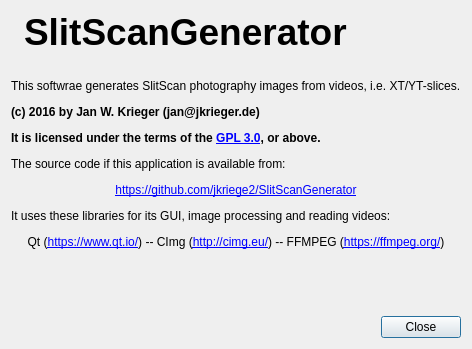
Qt form SlitScanGenerator/aboutbox.ui (jkriege2/SlitScanGenerator) before a commit.
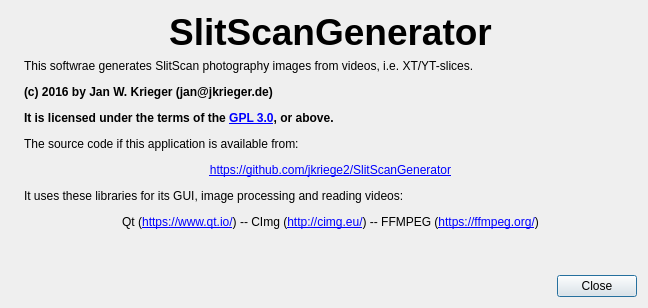
The same form after that commit. Icons and pictures are not drawn.

The edit to the form file:
```diff
--- a/SlitScanGenerator/aboutbox.ui
+++ b/SlitScanGenerator/aboutbox.ui
@@ -6,24 +6,14 @@
    <rect>
     <x>0</x>
     <y>0</y>
-    <width>459</width>
-    <height>349</height>
+    <width>648</width>
+    <height>299</height>
    </rect>
   </property>
   <property name="windowTitle">
    <string>About ...</string>
   </property>
   <layout class="QGridLayout" name="gridLayout" rowstretch="0,1,0" columnstretch="0,1">
-   <item row="0" column="0">
-    <widget class="QLabel" name="label_3">
-     <property name="text">
-      <string/>
-     </property>
-     <property name="pixmap">
-      <pixmap resource="slitscangenerator.qrc">:/icons/icons/info.png</pixmap>
-     </property>
-    </widget>
-   </item>
    <item row="0" column="1">
     <widget class="QLabel" name="label_2">
      <property name="font">
@@ -36,6 +26,9 @@
      <property name="text">
       <string>SlitScanGenerator</string>
      </property>
+     <property name="alignment">
+      <set>Qt::AlignCenter</set>
+     </property>
     </widget>
    </item>
    <item row="2" column="0" colspan="2">
@@ -48,8 +41,8 @@
      </property>
     </widget>
    </item>
-   <item row="1" column="0" colspan="2">
-    <widget class="QLabel" name="label">
+   <item row="1" column="1">
+    <widget class="QLabel" name="labelText">
      <property name="text">
       <string>&lt;html&gt;&lt;head/&gt;&lt;body&gt;&lt;p&gt;This softwrae generates SlitScan photography images from videos, i.e. XT/YT-slices.&lt;/p&gt;&lt;p&gt;&lt;span style=&quot; font-weight:600;&quot;&gt;(c) 2016 by Jan W. Krieger (jan@jkrieger.de)&lt;/span&gt;&lt;/p&gt;&lt;p&gt;&lt;span style=&quot; font-weight:600;&quot;&gt;It is licensed under the terms of the &lt;/span&gt;&lt;a href=&quot;https://www.gnu.org/licenses/gpl-3.0.html&quot;&gt;&lt;span style=&quot; font-weight:600; text-decoration: underline; color:#0000ff;&quot;&gt;GPL 3.0&lt;/span&gt;&lt;/a&gt;&lt;span style=&quot; font-weight:600;&quot;&gt;, or above.&lt;/span&gt;&lt;/p&gt;&lt;p&gt;The source code if this application is available from:&lt;/p&gt;&lt;p align=&quot;center&quot;&gt;&lt;a href=&quot;https://github.com/jkriege2/SlitScanGenerator&quot;&gt;&lt;span style=&quot; text-decoration: underline; color:#0000ff;&quot;&gt;https://github.com/jkriege2/SlitScanGenerator&lt;/span&gt;&lt;/a&gt;&lt;/p&gt;&lt;p&gt;It uses these libraries for its GUI, image processing and reading videos:&lt;/p&gt;&lt;p align=&quot;center&quot;&gt;Qt (&lt;a href=&quot;https://www.qt.io/&quot;&gt;&lt;span style=&quot; text-decoration: underline; color:#0000ff;&quot;&gt;https://www.qt.io/&lt;/span&gt;&lt;/a&gt;) -- CImg (&lt;a href=&quot;http://cimg.eu/&quot;&gt;&lt;span style=&quot; text-decoration: underline; color:#0000ff;&quot;&gt;http://cimg.eu/&lt;/span&gt;&lt;/a&gt;) -- FFMPEG (&lt;a href=&quot;https://ffmpeg.org/&quot;&gt;&lt;span style=&quot; text-decoration: underline; color:#0000ff;&quot;&gt;https://ffmpeg.org/&lt;/span&gt;&lt;/a&gt;)&lt;/p&gt;&lt;p align=&quot;center&quot;&gt;&lt;br/&gt;&lt;/p&gt;&lt;/body&gt;&lt;/html&gt;</string>
      </property>
@@ -58,6 +51,19 @@
      </property>
     </widget>
    </item>
+   <item row="0" column="0" rowspan="2">
+    <widget class="QLabel" name="label_3">
+     <property name="text">
+      <string/>
+     </property>
+     <property name="pixmap">
+      <pixmap resource="slitscangenerator.qrc">:/icons/icons/logo_128x128.png</pixmap>
+     </property>
+     <property name="alignment">
+      <set>Qt::AlignLeading|Qt::AlignLeft|Qt::AlignTop</set>
+     </property>
+    </widget>
+   </item>
   </layout>
  </widget>
  <resources>
```
Left out of the diff: 3 changed lines with no effect on the pictures.
